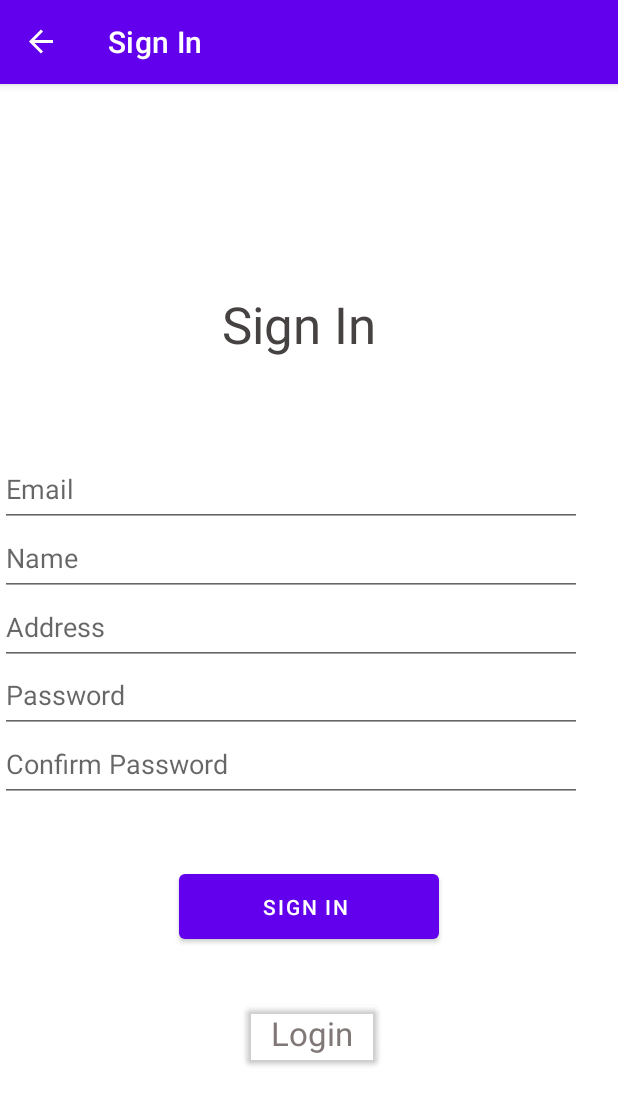
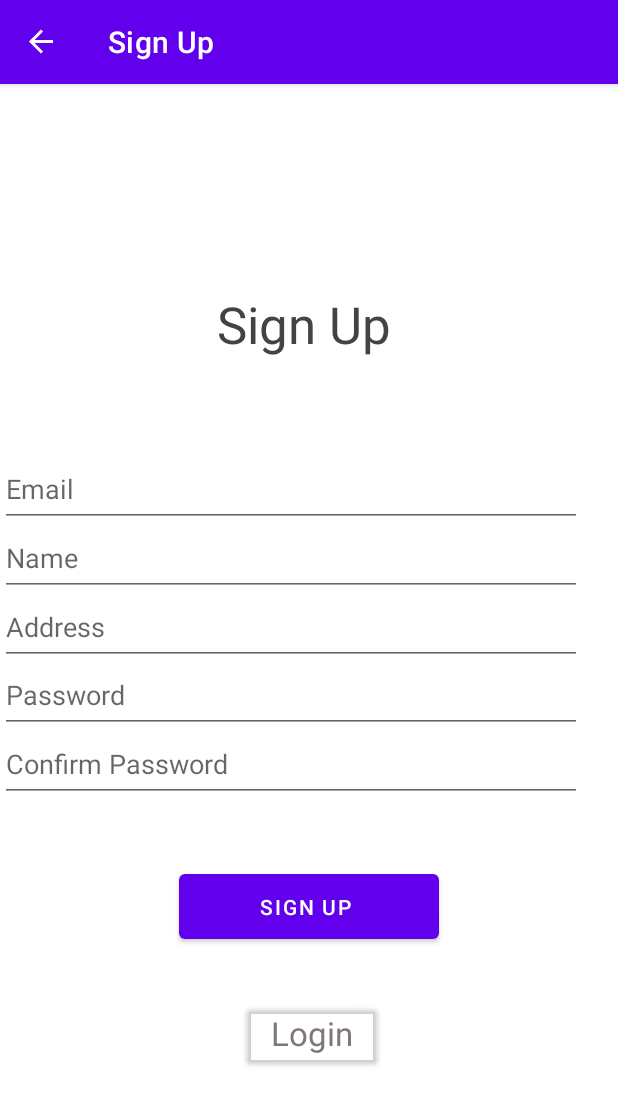
Before and after one commit to McGill-ECSE321-Winter2022/project-group-group-02, an Android app: the SignIn screen opened through its navigation route, on a phone screen of 412 x 824 dp. Shown: the top 1105 px of the screen. Run offline under Robolectric (Android 15) with nearby library versions, the phone set to English and light mode, and no system bars; our stand-ins replace navigation-ui; libraries missing offline, so code that uses them is left out: com.loopj.android, cz.msebera.android.

Commit message:
Naming change

```diff
--- a/GroceryStore-Android/app/src/main/res/layout/login.xml
+++ b/GroceryStore-Android/app/src/main/res/layout/login.xml
@@ -29,7 +29,7 @@
         android:layout_marginEnd="156dp"
         android:layout_marginBottom="164dp"
         android:backgroundTint="#00FFFFFF"
-        android:text="Sign In"
+        android:text="Sign Up"
         android:textAppearance="@style/TextAppearance.AppCompat.Large"
         android:textColor="#807777"
         app:iconTint="#E63636"
--- a/GroceryStore-Android/app/src/main/res/layout/sign_in_customer.xml
+++ b/GroceryStore-Android/app/src/main/res/layout/sign_in_customer.xml
@@ -32,7 +32,7 @@
         android:layout_width="173dp"
         android:layout_height="55dp"
         android:layout_marginBottom="192dp"
-        android:text="Sign In "
+        android:text="Sign Up "
         android:onClick="signInCustomer"
         app:iconTint="#9E9393"
         app:layout_constraintBottom_toBottomOf="parent"
@@ -108,14 +108,13 @@
 
     <TextView
         android:id="@+id/textView"
-        android:layout_width="114dp"
-        android:layout_height="61dp"
-        android:layout_marginStart="120dp"
+        android:layout_width="145dp"
+        android:layout_height="55dp"
         android:layout_marginTop="137dp"
-        android:layout_marginEnd="120dp"
         android:layout_marginBottom="83dp"
         android:lineSpacingExtra="34sp"
-        android:text="Sign In"
+        android:text="Sign Up"
+        android:textAlignment="center"
         android:textAppearance="@style/TextAppearance.AppCompat.Large"
         android:textColor="#474242"
         android:textSize="34sp"
--- a/GroceryStore-Android/app/src/main/res/values/strings.xml
+++ b/GroceryStore-Android/app/src/main/res/values/strings.xml
@@ -6,7 +6,7 @@
     <string name="login_label">Login</string>
     <string name="update_label">Update Account</string>
     <string name="customerMenu_label">Menu</string>
-    <string name="signIn_label">Sign In</string>
+    <string name="signIn_label">Sign Up</string>
     <string name="viewOrder_label">View Orders</string>
     <string name="next">Next</string>
     <string name="previous">Previous</string>
```
